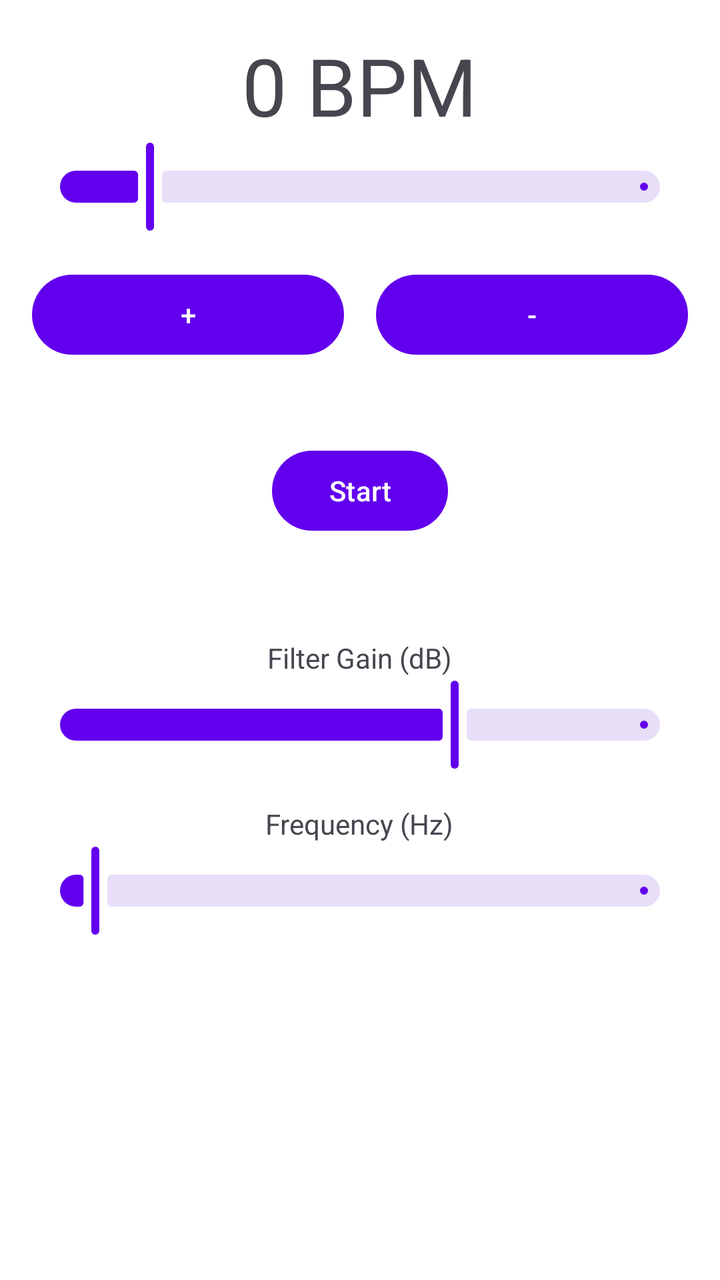
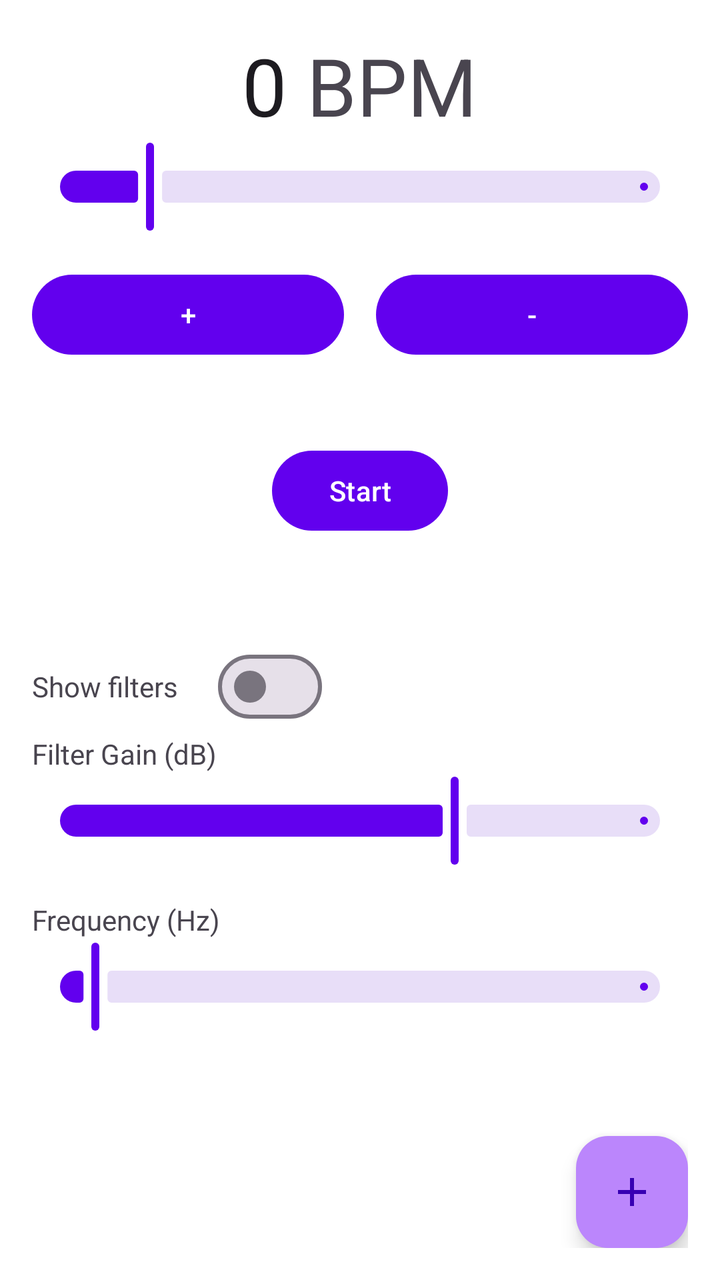

Two renders of the same Android screen: before a commit and after it. Below are the layout's source before the change and the commit's diff.
<!-- AndroidManifest.xml: application theme Theme.Kalri -->
<!-- res/layout/activity_main.xml -->
<?xml version="1.0" encoding="utf-8"?>
<LinearLayout xmlns:android="http://schemas.android.com/apk/res/android"
    xmlns:tools="http://schemas.android.com/tools"
    android:layout_width="match_parent"
    android:gravity="center_horizontal"
    android:layout_height="match_parent"
    android:orientation="vertical"
    android:padding="16dp"
    tools:context=".MainActivity">

    <TextView
        android:id="@+id/txtBpm"
        android:textSize="40sp"
        android:layout_width="wrap_content"
        android:layout_height="wrap_content"
        android:text="0 BPM"/>

    <com.google.android.material.slider.Slider
        android:id="@+id/sliderBPM"
        android:layout_width="match_parent"
        android:layout_height="wrap_content"
        android:valueFrom="1.0"
        android:valueTo="300.0"
        android:layout_marginBottom="16dp"
        android:value="40.0"/>

    <LinearLayout
        android:layout_marginBottom="40dp"
        android:gravity="center"
        android:layout_width="match_parent"
        android:layout_height="wrap_content"
        android:orientation="horizontal">

        <com.google.android.material.button.MaterialButton
            android:id="@+id/btnAdd"
            android:layout_width="0dp"
            android:layout_weight="1"
            android:layout_height="wrap_content"
            android:layout_marginEnd="16dp"
            android:text="+"/>

        <com.google.android.material.button.MaterialButton
            android:id="@+id/btnMinus"
            android:layout_width="0dp"
            android:layout_weight="1"
            android:layout_height="wrap_content"
            android:text="-"/>

    </LinearLayout>

    <com.google.android.material.button.MaterialButton
        style="@style/ThemeOverlay.Material3.Button.TonalButton"
        android:text="Start"
        android:id="@+id/btnStart"
        android:layout_width="wrap_content"
        android:layout_height="wrap_content"/>

    <TextView
        android:layout_marginTop="50dp"
        android:text="Filter Gain (dB)"
        android:layout_width="wrap_content"
        android:layout_height="wrap_content"/>

    <com.google.android.material.slider.Slider
        android:id="@+id/sliderGain"
        android:layout_width="match_parent"
        android:layout_height="wrap_content"
        android:valueFrom="-30.0"
        android:valueTo="15.0"
        android:value="0.0"/>

    <TextView
        android:layout_width="wrap_content"
        android:layout_height="wrap_content"
        android:layout_marginTop="16dp"
        android:text="Frequency (Hz)"/>

    <com.google.android.material.slider.Slider
        android:id="@+id/sliderFreq"
        android:layout_width="match_parent"
        android:layout_height="wrap_content"
        android:valueFrom="100.0"
        android:valueTo="10000.0"
        android:value="440.0"/>
</LinearLayout>
<!-- resources referenced by this layout -->
<resources>
  <style name="Theme.Kalri" parent="Theme.Material3.DayNight.NoActionBar">
          <item name="colorPrimary">@color/purple_500</item>
          <item name="colorOnPrimary">@color/white</item>
          <item name="colorPrimaryContainer">@color/purple_200</item>
          <item name="colorOnPrimaryContainer">@color/purple_700</item>
  
          <item name="colorSecondary">@color/teal_200</item>
          <item name="colorOnSecondary">@color/black</item>
  
          <item name="android:windowBackground">@color/white</item>
          <item name="colorSurface">@color/white</item>
          <item name="colorOnSurface">@color/black</item>
  
          <item name="android:statusBarColor">?android:attr/windowBackground</item>
          <item name="android:windowLightStatusBar">true</item>
      </style>
  <color name="purple_500">#FF6200EE</color>
  <color name="white">#FFFFFFFF</color>
  <color name="purple_200">#FFBB86FC</color>
  <color name="purple_700">#FF3700B3</color>
  <color name="teal_200">#FF03DAC5</color>
  <color name="black">#FF000000</color>
</resources>

<!-- the commit's change to res/layout/activity_main.xml (unified diff, before → after) -->
@@ -1,85 +1,160 @@
 <?xml version="1.0" encoding="utf-8"?>
-<LinearLayout xmlns:android="http://schemas.android.com/apk/res/android"
+<androidx.constraintlayout.widget.ConstraintLayout xmlns:android="http://schemas.android.com/apk/res/android"
     xmlns:tools="http://schemas.android.com/tools"
     android:layout_width="match_parent"
-    android:gravity="center_horizontal"
     android:layout_height="match_parent"
+    xmlns:app="http://schemas.android.com/apk/res-auto"
     android:orientation="vertical"
     android:padding="16dp"
     tools:context=".MainActivity">
 
-    <TextView
-        android:id="@+id/txtBpm"
-        android:textSize="40sp"
-        android:layout_width="wrap_content"
-        android:layout_height="wrap_content"
-        android:text="0 BPM"/>
+    <LinearLayout
+        app:layout_constraintTop_toTopOf="parent"
+        app:layout_constraintEnd_toEndOf="parent"
+        app:layout_constraintStart_toStartOf="parent"
+        app:layout_constraintBottom_toBottomOf="parent"
+        android:gravity="center_horizontal"
+        android:orientation="vertical"
+        android:layout_width="match_parent"
+        android:layout_height="match_parent">
 
-    <com.google.android.material.slider.Slider
-        android:id="@+id/sliderBPM"
-        android:layout_width="match_parent"
-        android:layout_height="wrap_content"
-        android:valueFrom="1.0"
-        android:valueTo="300.0"
-        android:layout_marginBottom="16dp"
-        android:value="40.0"/>
+        <LinearLayout
+            android:gravity="center"
+            android:layout_gravity="center_horizontal"
+            android:layout_width="match_parent"
+            android:layout_height="wrap_content"
+            android:orientation="horizontal">
 
-    <LinearLayout
-        android:layout_marginBottom="40dp"
-        android:gravity="center"
-        android:layout_width="match_parent"
-        android:layout_height="wrap_content"
-        android:orientation="horizontal">
+            <EditText
+                android:inputType="number"
+                android:background="@null"
+                android:backgroundTint="@null"
+                android:id="@+id/txtBpm"
+                android:textSize="40sp"
+                android:layout_width="wrap_content"
+                android:layout_height="wrap_content"
+                android:text="0"/>
+
+            <TextView
+                android:layout_marginStart="10dp"
+                android:text="BPM"
+                android:textSize="40sp"
+                android:layout_width="wrap_content"
+                android:layout_height="wrap_content"/>
+
+        </LinearLayout>
+
+        <com.google.android.material.slider.Slider
+            android:id="@+id/sliderBPM"
+            android:layout_width="match_parent"
+            android:layout_height="wrap_content"
+            android:valueFrom="1.0"
+            android:valueTo="300.0"
+            android:layout_marginBottom="16dp"
+            android:value="40.0"/>
+
+        <LinearLayout
+            android:layout_marginBottom="40dp"
+            android:gravity="center"
+            android:layout_width="match_parent"
+            android:layout_height="wrap_content"
+            android:orientation="horizontal">
+
+            <com.google.android.material.button.MaterialButton
+                android:id="@+id/btnAdd"
+                android:layout_width="0dp"
+                android:layout_weight="1"
+                android:layout_height="wrap_content"
+                android:layout_marginEnd="16dp"
+                android:text="+"/>
+
+            <com.google.android.material.button.MaterialButton
+                android:id="@+id/btnMinus"
+                android:layout_width="0dp"
+                android:layout_weight="1"
+                android:layout_height="wrap_content"
+                android:text="-"/>
+
+        </LinearLayout>
 
         <com.google.android.material.button.MaterialButton
-            android:id="@+id/btnAdd"
-            android:layout_width="0dp"
-            android:layout_weight="1"
+            style="@style/ThemeOverlay.Material3.Button.TonalButton"
+            android:text="Start"
+            android:id="@+id/btnStart"
+            android:layout_width="wrap_content"
+            android:layout_height="wrap_content"/>
+
+        <LinearLayout
+            android:layout_gravity="start"
+            android:layout_marginTop="50dp"
+            android:layout_width="wrap_content"
             android:layout_height="wrap_content"
-            android:layout_marginEnd="16dp"
-            android:text="+"/>
+            android:orientation="horizontal">
 
-        <com.google.android.material.button.MaterialButton
-            android:id="@+id/btnMinus"
-            android:layout_width="0dp"
-            android:layout_weight="1"
-            android:layout_height="wrap_content"
-            android:text="-"/>
+            <TextView
+                android:text="Show filters"
+                android:layout_marginEnd="20dp"
+                android:layout_width="wrap_content"
+                android:layout_height="wrap_content"/>
+
+            <com.google.android.material.materialswitch.MaterialSwitch
+                android:id="@+id/switchFilters"
+                android:layout_width="wrap_content"
+                android:layout_height="wrap_content"/>
+
+        </LinearLayout>
+
+        <LinearLayout
+            android:id="@+id/linearLayoutFilters"
+            android:orientation="vertical"
+            android:layout_width="match_parent"
+            android:layout_height="wrap_content">
+
+            <TextView
+                android:text="Filter Gain (dB)"
+                android:layout_width="wrap_content"
+                android:layout_height="wrap_content"/>
+
+            <com.google.android.material.slider.Slider
+                android:id="@+id/sliderGain"
+                android:layout_width="match_parent"
+                android:layout_height="wrap_content"
+                android:valueFrom="-30.0"
+                android:valueTo="15.0"
+                android:value="0.0"/>
+
+            <TextView
+                android:layout_width="wrap_content"
+                android:layout_height="wrap_content"
+                android:layout_marginTop="16dp"
+                android:text="Frequency (Hz)"/>
+
+            <com.google.android.material.slider.Slider
+                android:id="@+id/sliderFreq"
+                android:layout_width="match_parent"
+                android:layout_height="wrap_content"
+                android:valueFrom="100.0"
+                android:valueTo="10000.0"
+                android:value="440.0"/>
+
+        </LinearLayout>
+
+        <androidx.recyclerview.widget.RecyclerView
+            android:id="@+id/recyclerViewBpms"
+            android:layout_marginTop="10dp"
+            android:orientation="vertical"
+            android:layout_width="match_parent"
+            android:layout_height="wrap_content"/>
 
     </LinearLayout>
 
-    <com.google.android.material.button.MaterialButton
-        style="@style/ThemeOverlay.Material3.Button.TonalButton"
-        android:text="Start"
-        android:id="@+id/btnStart"
+    <com.google.android.material.floatingactionbutton.FloatingActionButton
+        app:layout_constraintBottom_toBottomOf="parent"
+        android:id="@+id/fabAdd"
+        android:contentDescription="Add"
+        android:src="@drawable/ic_add"
+        app:layout_constraintEnd_toEndOf="parent"
         android:layout_width="wrap_content"
         android:layout_height="wrap_content"/>
 
-    <TextView
-        android:layout_marginTop="50dp"
-        android:text="Filter Gain (dB)"
-        android:layout_width="wrap_content"
-        android:layout_height="wrap_content"/>
-
-    <com.google.android.material.slider.Slider
-        android:id="@+id/sliderGain"
-        android:layout_width="match_parent"
-        android:layout_height="wrap_content"
-        android:valueFrom="-30.0"
-        android:valueTo="15.0"
-        android:value="0.0"/>
-
-    <TextView
-        android:layout_width="wrap_content"
-        android:layout_height="wrap_content"
-        android:layout_marginTop="16dp"
-        android:text="Frequency (Hz)"/>
-
-    <com.google.android.material.slider.Slider
-        android:id="@+id/sliderFreq"
-        android:layout_width="match_parent"
-        android:layout_height="wrap_content"
-        android:valueFrom="100.0"
-        android:valueTo="10000.0"
-        android:value="440.0"/>
-</LinearLayout>
+</androidx.constraintlayout.widget.ConstraintLayout>
<!-- resource entries referenced after the edit -->
@@ -1,5 +1,11 @@
 <!-- resources referenced by this layout -->
 <resources>
+  <!-- drawable ic_add (drawable) -->
+  <vector xmlns:android="http://schemas.android.com/apk/res/android" android:height="24dp" android:tint="#FFFFFF" android:viewportHeight="24" android:viewportWidth="24" android:width="24dp">
+        
+      <path android:fillColor="@android:color/white" android:pathData="M19,13h-6v6h-2v-6H5v-2h6V5h2v6h6v2z"/>
+      
+  </vector>
   <style name="Theme.Kalri" parent="Theme.Material3.DayNight.NoActionBar">
           <item name="colorPrimary">@color/purple_500</item>
           <item name="colorOnPrimary">@color/white</item>
